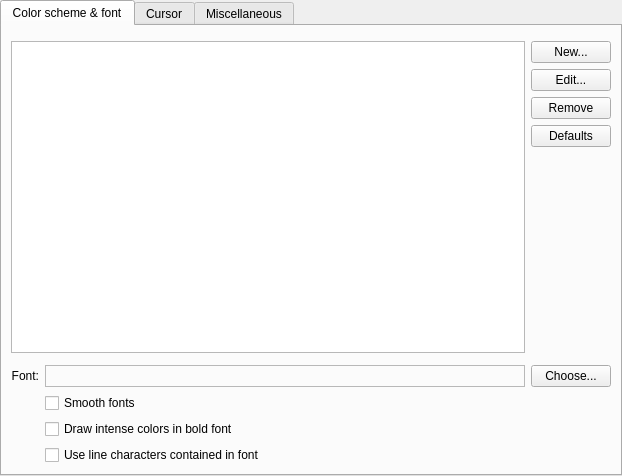
Qt form src/widgets/EditProfileAppearancePage.ui (KDE/konsole) before a commit.
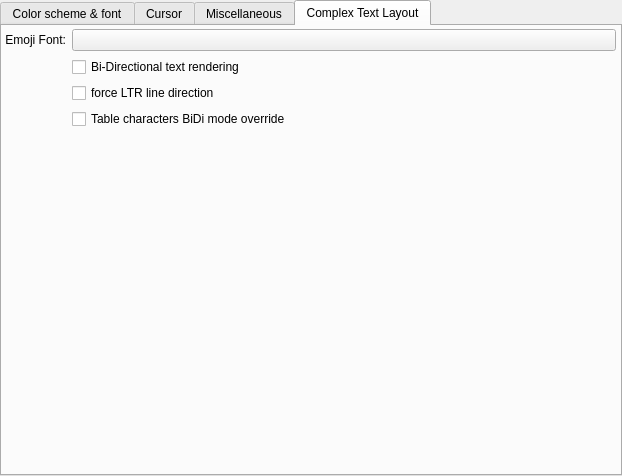
The same form after that commit. The open tabs and pages were chosen to show the change. Custom widgets are drawn as their Qt base class.

Commit message: Draw characters in exact positions

The edit to the form file:
```diff
--- a/src/widgets/EditProfileAppearancePage.ui
+++ b/src/widgets/EditProfileAppearancePage.ui
@@ -755,6 +755,116 @@
        </item>
       </layout>
      </widget>
+     <widget class="QWidget" name="CTLtab">
+      <property name="toolTip">
+       <string>&lt;html&gt;&lt;head/&gt;&lt;body&gt;&lt;p&gt;Complex Text Layout&lt;/p&gt;&lt;/body&gt;&lt;/html&gt;</string>
+      </property>
+      <attribute name="title">
+       <string>Complex Text Layout</string>
+      </attribute>
+      <widget class="QWidget" name="layoutWidget">
+       <property name="geometry">
+        <rect>
+         <x>3</x>
+         <y>3</y>
+         <width>611</width>
+         <height>441</height>
+        </rect>
+       </property>
+       <layout class="QGridLayout" name="CTL_2">
+        <property name="spacing">
+         <number>6</number>
+        </property>
+        <item row="1" column="0">
+         <widget class="QLabel" name="label_17">
+          <property name="sizePolicy">
+           <sizepolicy hsizetype="Fixed" vsizetype="Preferred">
+            <horstretch>0</horstretch>
+            <verstretch>0</verstretch>
+           </sizepolicy>
+          </property>
+          <property name="text">
+           <string>Emoji Font:</string>
+          </property>
+          <property name="alignment">
+           <set>Qt::AlignRight|Qt::AlignTrailing|Qt::AlignVCenter</set>
+          </property>
+         </widget>
+        </item>
+        <item row="1" column="1">
+         <widget class="QPushButton" name="emojiFontPreview">
+          <property name="sizePolicy">
+           <sizepolicy hsizetype="Preferred" vsizetype="Fixed">
+            <horstretch>1</horstretch>
+            <verstretch>0</verstretch>
+           </sizepolicy>
+          </property>
+         </widget>
+        </item>
+        <item row="2" column="1">
+         <widget class="QCheckBox" name="enableBidiRenderingButton">
+          <property name="sizePolicy">
+           <sizepolicy hsizetype="Preferred" vsizetype="Fixed">
+            <horstretch>0</horstretch>
+            <verstretch>0</verstretch>
+           </sizepolicy>
+          </property>
+          <property name="toolTip">
+           <string>Enable Bi-Directional display on terminals (valid for Arabic, Farsi or Hebrew only)</string>
+          </property>
+          <property name="text">
+           <string>Bi-Directional text rendering</string>
+          </property>
+         </widget>
+        </item>
+        <item row="3" column="1">
+         <widget class="QCheckBox" name="bidiLineLTR">
+          <property name="sizePolicy">
+           <sizepolicy hsizetype="Preferred" vsizetype="Fixed">
+            <horstretch>0</horstretch>
+            <verstretch>0</verstretch>
+           </sizepolicy>
+          </property>
+          <property name="toolTip">
+           <string>Lines are always LTR, rather than determined by first strong character</string>
+          </property>
+          <property name="text">
+           <string>force LTR line direction</string>
+          </property>
+         </widget>
+        </item>
+        <item row="4" column="1">
+         <widget class="QCheckBox" name="enableBidiTableDirOverrideButton">
+          <property name="sizePolicy">
+           <sizepolicy hsizetype="Preferred" vsizetype="Fixed">
+            <horstretch>0</horstretch>
+            <verstretch>0</verstretch>
+           </sizepolicy>
+          </property>
+          <property name="toolTip">
+           <string>Treat table drawing characters as strong LTR.</string>
+          </property>
+          <property name="text">
+           <string>Table characters BiDi mode override</string>
+          </property>
+         </widget>
+        </item>
+        <item row="10" column="0" colspan="2">
+          <spacer>
+           <property name="orientation">
+            <enum>Qt::Vertical</enum>
+           </property>
+           <property name="sizeHint" stdset="0">
+            <size>
+             <width>20</width>
+             <height>20</height>
+            </size>
+           </property>
+          </spacer>
+        </item>
+       </layout>
+      </widget>
+     </widget>
     </widget>
    </item>
   </layout>
```
Left out of the diff: 6 changed lines with no effect on the pictures. The commit also changes 25 other files.
